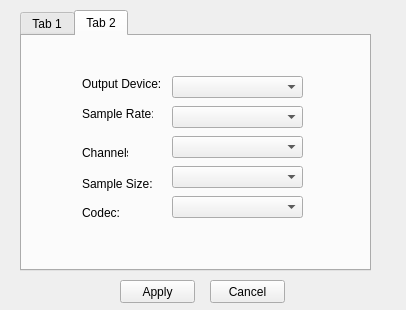
This is Listenner/settings.ui in Ernyoke/Allamvizsga as Qt 5 draws it before an edit. The edited form follows.
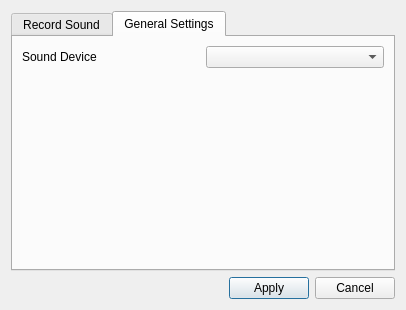
This is the edited form. The open tabs and pages were chosen to show the change.

Commit message:
GetChannelList added(needs tests!!!)
Other changes(SharedPointers)

```diff
--- a/Listenner/settings.ui
+++ b/Listenner/settings.ui
@@ -13,229 +13,119 @@
   <property name="windowTitle">
    <string>Dialog</string>
   </property>
-  <widget class="QTabWidget" name="tabWidget">
-   <property name="geometry">
-    <rect>
-     <x>20</x>
-     <y>10</y>
-     <width>351</width>
-     <height>261</height>
-    </rect>
-   </property>
-   <property name="currentIndex">
-    <number>0</number>
-   </property>
-   <widget class="QWidget" name="tab">
-    <attribute name="title">
-     <string>Tab 1</string>
-    </attribute>
-    <widget class="QLineEdit" name="displayPath">
-     <property name="geometry">
-      <rect>
-       <x>10</x>
-       <y>80</y>
-       <width>231</width>
+  <layout class="QGridLayout" name="gridLayout_2">
+   <item row="1" column="1">
+    <widget class="QPushButton" name="applyButton">
+     <property name="text">
+      <string>Apply</string>
+     </property>
+    </widget>
+   </item>
+   <item row="1" column="2">
+    <widget class="QPushButton" name="cancelButton">
+     <property name="text">
+      <string>Cancel</string>
+     </property>
+    </widget>
+   </item>
+   <item row="1" column="0">
+    <spacer name="horizontalSpacer">
+     <property name="orientation">
+      <enum>Qt::Horizontal</enum>
+     </property>
+     <property name="sizeHint" stdset="0">
+      <size>
+       <width>40</width>
        <height>20</height>
-      </rect>
+      </size>
      </property>
-    </widget>
-    <widget class="QLabel" name="label">
-     <property name="geometry">
-      <rect>
-       <x>50</x>
-       <y>50</y>
-       <width>141</width>
-       <height>16</height>
-      </rect>
+    </spacer>
+   </item>
+   <item row="0" column="0" colspan="3">
+    <widget class="QTabWidget" name="tabWidget">
+     <property name="currentIndex">
+      <number>0</number>
      </property>
-     <property name="text">
-      <string>Set output path:</string>
-     </property>
+     <widget class="QWidget" name="tab">
+      <attribute name="title">
+       <string>Record Sound</string>
+      </attribute>
+      <layout class="QGridLayout" name="gridLayout">
+       <item row="0" column="0">
+        <widget class="QLabel" name="label">
+         <property name="text">
+          <string>Set output path:</string>
+         </property>
+        </widget>
+       </item>
+       <item row="0" column="1">
+        <widget class="QLineEdit" name="displayPath"/>
+       </item>
+       <item row="0" column="2">
+        <widget class="QPushButton" name="browserButton">
+         <property name="text">
+          <string>Browse...</string>
+         </property>
+        </widget>
+       </item>
+       <item row="1" column="0">
+        <widget class="QLabel" name="label_2">
+         <property name="text">
+          <string>Codec:</string>
+         </property>
+        </widget>
+       </item>
+       <item row="1" column="1" colspan="2">
+        <widget class="QComboBox" name="codecBox"/>
+       </item>
+       <item row="2" column="1">
+        <spacer name="verticalSpacer">
+         <property name="orientation">
+          <enum>Qt::Vertical</enum>
+         </property>
+         <property name="sizeHint" stdset="0">
+          <size>
+           <width>20</width>
+           <height>40</height>
+          </size>
+         </property>
+        </spacer>
+       </item>
+      </layout>
+     </widget>
+     <widget class="QWidget" name="tab_2">
+      <attribute name="title">
+       <string>General Settings</string>
+      </attribute>
+      <layout class="QGridLayout" name="gridLayout_3">
+       <item row="0" column="0">
+        <widget class="QLabel" name="label_7">
+         <property name="text">
+          <string>Sound Device</string>
+         </property>
+        </widget>
+       </item>
+       <item row="0" column="1">
+        <widget class="QComboBox" name="deviceBox"/>
+       </item>
+       <item row="1" column="0" colspan="2">
+        <spacer name="verticalSpacer_2">
+         <property name="orientation">
+          <enum>Qt::Vertical</enum>
+         </property>
+         <property name="sizeHint" stdset="0">
+          <size>
+           <width>20</width>
+           <height>40</height>
+          </size>
+         </property>
+        </spacer>
+       </item>
+      </layout>
+     </widget>
     </widget>
-    <widget class="QLabel" name="label_2">
-     <property name="geometry">
-      <rect>
-       <x>40</x>
-       <y>130</y>
-       <width>46</width>
-       <height>13</height>
-      </rect>
-     </property>
-     <property name="text">
-      <string>Codec:</string>
-     </property>
-    </widget>
-    <widget class="QPushButton" name="browserButton">
-     <property name="geometry">
-      <rect>
-       <x>250</x>
-       <y>80</y>
-       <width>75</width>
-       <height>23</height>
-      </rect>
-     </property>
-     <property name="text">
-      <string>Browse...</string>
-     </property>
-    </widget>
-    <widget class="QComboBox" name="codecBox">
-     <property name="geometry">
-      <rect>
-       <x>100</x>
-       <y>130</y>
-       <width>181</width>
-       <height>22</height>
-      </rect>
-     </property>
-    </widget>
-   </widget>
-   <widget class="QWidget" name="tab_2">
-    <attribute name="title">
-     <string>Tab 2</string>
-    </attribute>
-    <widget class="QLabel" name="label_3">
-     <property name="geometry">
-      <rect>
-       <x>60</x>
-       <y>70</y>
-       <width>71</width>
-       <height>16</height>
-      </rect>
-     </property>
-     <property name="text">
-      <string>Sample Rate:</string>
-     </property>
-    </widget>
-    <widget class="QLabel" name="label_4">
-     <property name="geometry">
-      <rect>
-       <x>60</x>
-       <y>110</y>
-       <width>46</width>
-       <height>13</height>
-      </rect>
-     </property>
-     <property name="text">
-      <string>Channels:</string>
-     </property>
-    </widget>
-    <widget class="QLabel" name="label_5">
-     <property name="geometry">
-      <rect>
-       <x>60</x>
-       <y>140</y>
-       <width>71</width>
-       <height>16</height>
-      </rect>
-     </property>
-     <property name="text">
-      <string>Sample Size:</string>
-     </property>
-    </widget>
-    <widget class="QLabel" name="label_6">
-     <property name="geometry">
-      <rect>
-       <x>60</x>
-       <y>170</y>
-       <width>46</width>
-       <height>13</height>
-      </rect>
-     </property>
-     <property name="text">
-      <string>Codec:</string>
-     </property>
-    </widget>
-    <widget class="QComboBox" name="sampleRateBox">
-     <property name="geometry">
-      <rect>
-       <x>150</x>
-       <y>70</y>
-       <width>131</width>
-       <height>22</height>
-      </rect>
-     </property>
-    </widget>
-    <widget class="QComboBox" name="channelBox">
-     <property name="geometry">
-      <rect>
-       <x>150</x>
-       <y>100</y>
-       <width>131</width>
-       <height>22</height>
-      </rect>
-     </property>
-    </widget>
-    <widget class="QComboBox" name="sampleSizeBox">
-     <property name="geometry">
-      <rect>
-       <x>150</x>
-       <y>130</y>
-       <width>131</width>
-       <height>22</height>
-      </rect>
-     </property>
-    </widget>
-    <widget class="QComboBox" name="codecBox_2">
-     <property name="geometry">
-      <rect>
-       <x>150</x>
-       <y>160</y>
-       <width>131</width>
-       <height>22</height>
-      </rect>
-     </property>
-    </widget>
-    <widget class="QComboBox" name="deviceBox">
-     <property name="geometry">
-      <rect>
-       <x>150</x>
-       <y>40</y>
-       <width>131</width>
-       <height>22</height>
-      </rect>
-     </property>
-    </widget>
-    <widget class="QLabel" name="label_7">
-     <property name="geometry">
-      <rect>
-       <x>60</x>
-       <y>40</y>
-       <width>81</width>
-       <height>16</height>
-      </rect>
-     </property>
-     <property name="text">
-      <string>Output Device:</string>
-     </property>
-    </widget>
-   </widget>
-  </widget>
-  <widget class="QPushButton" name="applyButton">
-   <property name="geometry">
-    <rect>
-     <x>120</x>
-     <y>280</y>
-     <width>75</width>
-     <height>23</height>
-    </rect>
-   </property>
-   <property name="text">
-    <string>Apply</string>
-   </property>
-  </widget>
-  <widget class="QPushButton" name="cancelButton">
-   <property name="geometry">
-    <rect>
-     <x>210</x>
-     <y>280</y>
-     <width>75</width>
-     <height>23</height>
-    </rect>
-   </property>
-   <property name="text">
-    <string>Cancel</string>
-   </property>
-  </widget>
+   </item>
+  </layout>
  </widget>
  <resources/>
  <connections/>
```
The commit also changes 72 other files.
